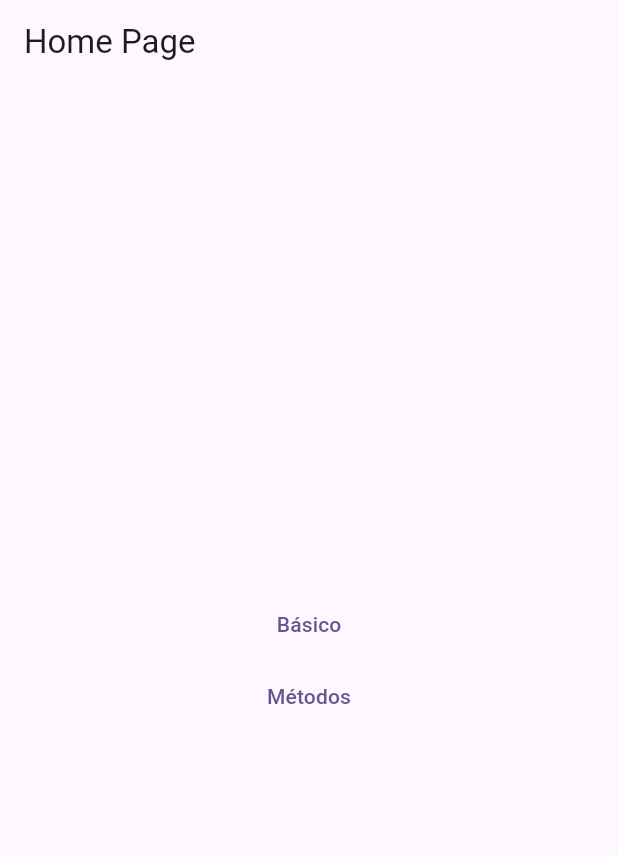
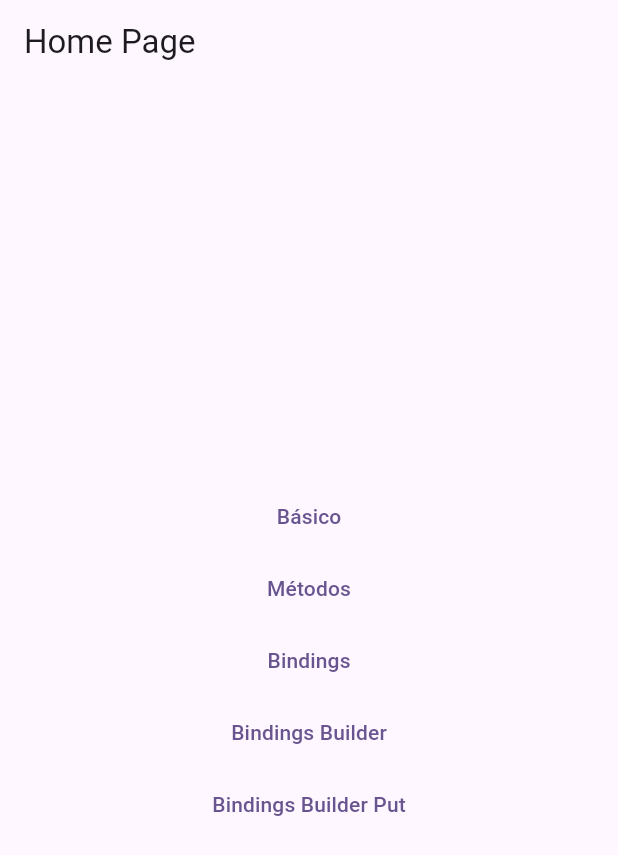
Before and after one commit to Jornada-GetX/get_dependencias, a Flutter app: the screen it shows after launch, on a phone screen of 412 x 824 dp. Shown: the top 855 px of the screen. Run offline on Flutter 3.47's test engine with Material 2 defaults, Android fonts, the phone set to English and light mode, and no system bars; our stand-ins replace get, shared_preferences.

Commit message:
Bindings, BindingBuilder, BindingBuilder.put em Rotas Nomeadas

```diff
--- a/lib/main.dart
+++ b/lib/main.dart
@@ -1,5 +1,7 @@
 import 'package:flutter/material.dart';
 import 'package:get/get.dart';
+import 'package:get_dependencias/pages/bindings/bindings_exemplo.dart';
+import 'package:get_dependencias/pages/bindings/home_bindings.dart';
 import 'package:get_dependencias/pages/home_page.dart';
 import 'package:get_dependencias/pages/metodos/create/create_home_page.dart';
 import 'package:get_dependencias/pages/metodos/delete_update/delete_home_page.dart';
@@ -10,6 +12,7 @@ import 'package:get_dependencias/pages/metodos/put/put_page.dart';
 import 'package:get_dependencias/pages/metodos/put_async/put_async_page.dart';
 
 import 'pages/basico/basico_home_page.dart';
+import 'pages/bindings/bindings_controller.dart';
 
 void main() {
   runApp(const MyApp());
@@ -66,6 +69,25 @@ class MyApp extends StatelessWidget {
             ),
           ],
         ),
+        GetPage(
+          name: '/bindings',
+          binding: BindingsExemplo(),
+          page: () => const HomeBindings(),
+        ),
+        GetPage(
+          name: '/bindings_builder',
+          binding: BindingsBuilder(() {
+            Get.put(
+              BindingsController(nome: 'Inicicializado dentro do Binding Builder.'),
+            );
+          }),
+          page: () => const HomeBindings(),
+        ),
+        GetPage(
+          name: '/bindings_builder_put',
+          binding: BindingsBuilder(() => BindingsController(nome: 'Inicicializado dentro do Binding Builder Put.')),
+          page: () => const HomeBindings(),
+        ),
       ],
     );
   }
--- /dev/null
+++ b/lib/pages/bindings/bindings_controller.dart
@@ -0,0 +1,6 @@
+class BindingsController {
+  String nome = '';
+  BindingsController({
+    required this.nome,
+  });
+}
--- /dev/null
+++ b/lib/pages/bindings/bindings_exemplo.dart
@@ -0,0 +1,16 @@
+import 'package:get/get.dart';
+import 'package:get_dependencias/pages/bindings/bindings_controller.dart';
+
+class BindingsExemplo extends Bindings {
+  BindingsExemplo() {
+    print('Iniciando BindingsExemplo...');
+  }
+
+  @override
+  void dependencies() {
+    print('Carregando as instâncias...');
+    Get.put(
+      BindingsController(nome: 'Inicicializado dentro do Binding.'),
+    );
+  }
+}
--- a/lib/pages/home_page.dart
+++ b/lib/pages/home_page.dart
@@ -25,6 +25,24 @@ class HomePage extends StatelessWidget {
               },
               child: const Text('Métodos'),
             ),
+            TextButton(
+              onPressed: () {
+                Navigator.of(context).pushNamed('/bindings');
+              },
+              child: const Text('Bindings'),
+            ),
+            TextButton(
+              onPressed: () {
+                Navigator.of(context).pushNamed('/bindings_builder');
+              },
+              child: const Text('Bindings Builder'),
+            ),
+            TextButton(
+              onPressed: () {
+                Navigator.of(context).pushNamed('/bindings_builder_put');
+              },
+              child: const Text('Bindings Builder Put'),
+            ),
           ],
         ),
       ),
```
Also changed, not shown: lib/pages/bindings/home_bindings.dart (added, +25 -0 lines).
